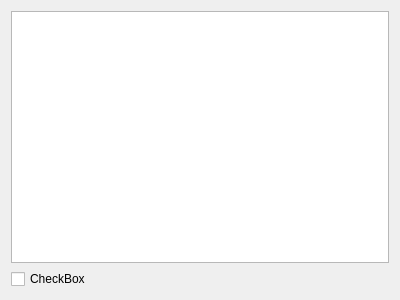
Old version of the form gui/gui.ui in the repository miagiurgiu/RedoneStarCatalogueOOPExam.
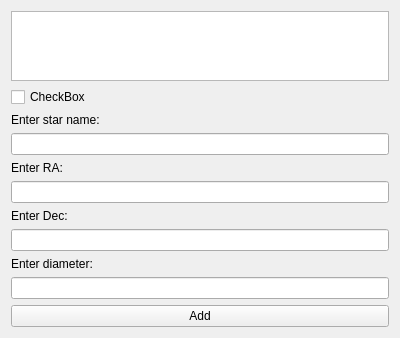
New version of the form.

Diff of the .ui file:
```diff
--- a/gui/gui.ui
+++ b/gui/gui.ui
@@ -24,6 +24,53 @@
      </property>
     </widget>
    </item>
+   <item>
+    <widget class="QLabel" name="label">
+     <property name="text">
+      <string>Enter star name:</string>
+     </property>
+    </widget>
+   </item>
+   <item>
+    <widget class="QLineEdit" name="nameLineEdit"/>
+   </item>
+   <item>
+    <widget class="QLabel" name="label_2">
+     <property name="text">
+      <string>Enter RA:</string>
+     </property>
+    </widget>
+   </item>
+   <item>
+    <widget class="QLineEdit" name="RALineEdit"/>
+   </item>
+   <item>
+    <widget class="QLabel" name="label_3">
+     <property name="text">
+      <string>Enter Dec:</string>
+     </property>
+    </widget>
+   </item>
+   <item>
+    <widget class="QLineEdit" name="DecLineEdit"/>
+   </item>
+   <item>
+    <widget class="QLabel" name="label_4">
+     <property name="text">
+      <string>Enter diameter:</string>
+     </property>
+    </widget>
+   </item>
+   <item>
+    <widget class="QLineEdit" name="diameterLineEdit"/>
+   </item>
+   <item>
+    <widget class="QPushButton" name="addButton">
+     <property name="text">
+      <string>Add</string>
+     </property>
+    </widget>
+   </item>
   </layout>
  </widget>
  <resources/>
```
